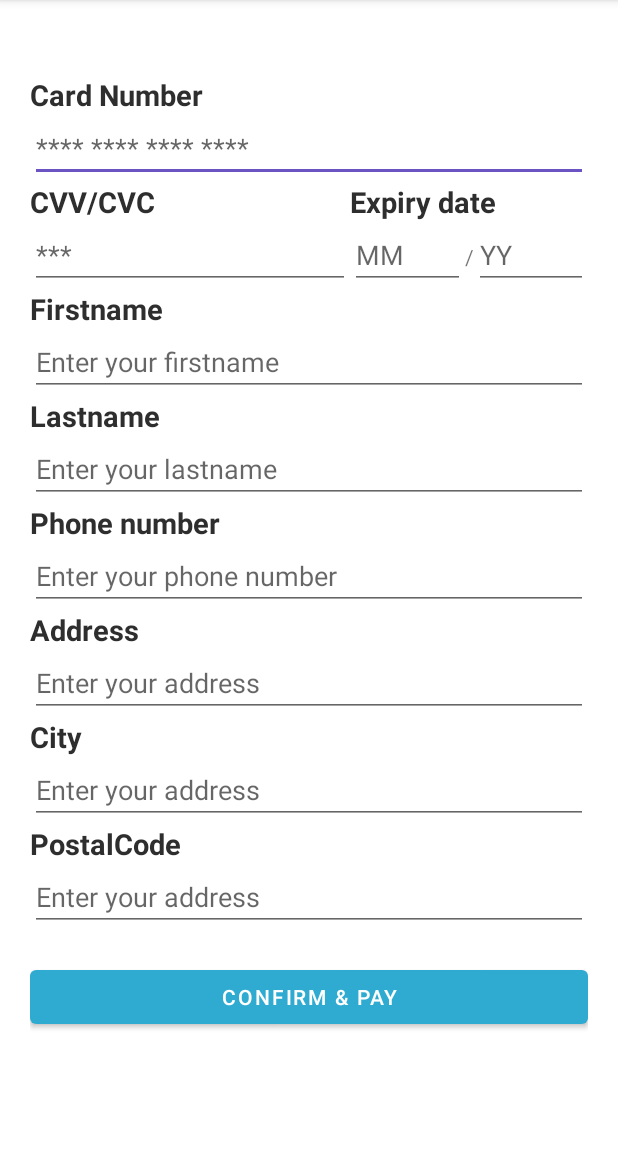
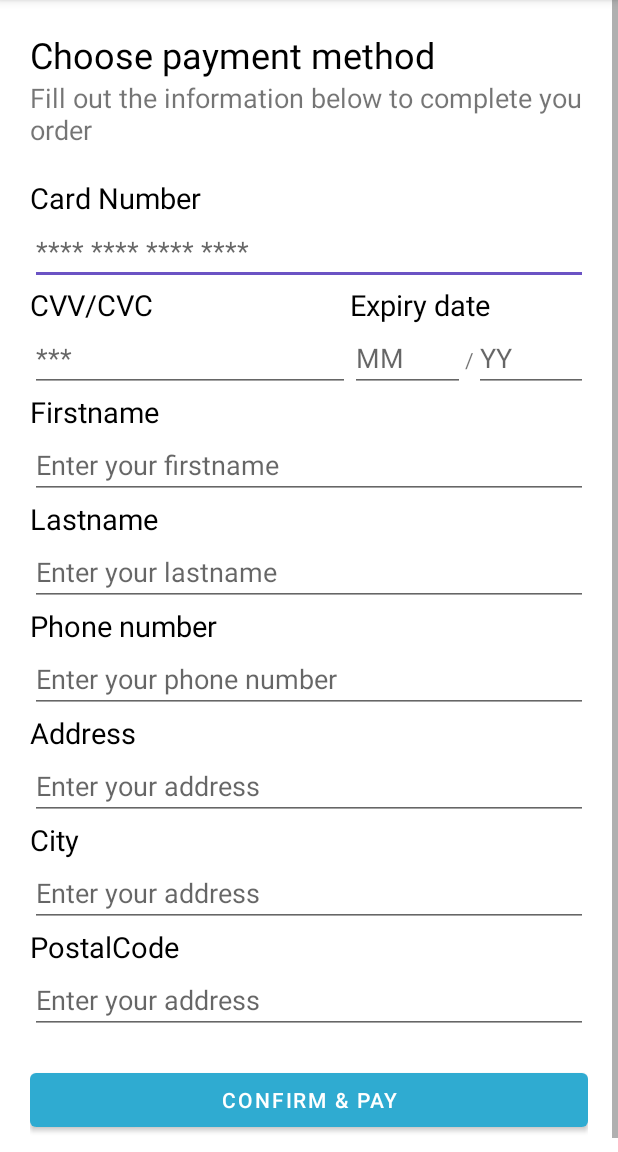
Before and after one commit to jovichenmcintyrecentenial/android_assignment_2, an Android app: the CheckOutActivity screen opened directly, with no data from a screen before it, on a phone screen of 412 x 824 dp, the part 84-1236 px from its top. Run offline under Robolectric (Android 15) with nearby library versions, the phone set to English and light mode, and no system bars.

Commit message:
ui update

```diff
--- a/app/src/main/AndroidManifest.xml
+++ b/app/src/main/AndroidManifest.xml
@@ -9,6 +9,9 @@
         android:roundIcon="@mipmap/ic_launcher_round"
         android:supportsRtl="true"
         android:theme="@style/Theme.JoviChenMcintyre_MAPD711001_Assignment2">
+        <activity
+            android:name=".ConfirmationCheckOutActivity"
+            android:exported="false" />
         <activity
             android:name=".CheckOutActivity"
             android:exported="false" />
--- a/app/src/main/java/com/centennial/jovichenmcintyre_mapd711_001_assignment2/CheckOutActivity.kt
+++ b/app/src/main/java/com/centennial/jovichenmcintyre_mapd711_001_assignment2/CheckOutActivity.kt
@@ -115,6 +115,8 @@ class CheckOutActivity : AppCompatActivity() {
                 checkoutObj.address = address.text.toString()
                 checkoutObj.city = city.text.toString()
                 checkoutObj.postalCode = postalCode.text.toString()
+
+
             }
         }
         //catch  and display user input exception
--- a/app/src/main/res/layout/activity_check_out.xml
+++ b/app/src/main/res/layout/activity_check_out.xml
@@ -1,6 +1,6 @@
 <?xml version="1.0" encoding="utf-8"?>
-<ScrollView xmlns:android="http://schemas.android.com/apk/res/android"
-    xmlns:app="http://schemas.android.com/apk/res-auto"
+<ScrollView
+    xmlns:android="http://schemas.android.com/apk/res/android"
     xmlns:tools="http://schemas.android.com/tools"
     android:layout_width="match_parent"
     android:layout_height="match_parent"
@@ -9,11 +9,21 @@
     <LinearLayout
         android:layout_width="match_parent"
         android:layout_height="wrap_content"
-        android:layout_marginLeft="20dp"
-        android:layout_marginRight="20dp"
+        android:layout_marginLeft="@dimen/page_margin2"
+        android:layout_marginRight="@dimen/page_margin2"
         android:orientation="vertical"
-        android:paddingTop="@dimen/page_margins"
+        android:layout_marginTop="@dimen/bottom_margin_instruction"
         tools:context=".MainActivity">
+
+        <TextView
+            android:text="@string/choose_payment_method"
+            style="@style/main_instructions" />
+
+        <TextView
+            android:text="@string/fill_out_the_information_below_to_complete_you_order"
+            android:layout_marginBottom="@dimen/bottom_margin_instruction"
+            style="@style/sub_instructions" />
+
 
         <TextView
             style="@style/checkout_text_view_style"
--- a/app/src/main/res/values/dimens.xml
+++ b/app/src/main/res/values/dimens.xml
@@ -3,5 +3,6 @@
     <dimen name="bottom_margin_instruction">20dp</dimen>
     <dimen name="page_margins">50dp</dimen>
     <dimen name="labelTextSize">19sp</dimen>
+    <dimen name="page_margin2">20dp</dimen>
 
 </resources>
--- a/app/src/main/res/values/strings.xml
+++ b/app/src/main/res/values/strings.xml
@@ -35,6 +35,10 @@
     <string name="empty_address">Please fill out the address field</string>
     <string name="empty_city">Please fill out the city field</string>
     <string name="empty_postal_code">Please fill out the postal code field</string>
+    <string name="choose_payment_method">Choose payment method</string>
+    <string name="fill_out_the_information_below_to_complete_you_order">Fill out the information below to complete you order</string>
+    <string name="customize_your_device">Customize your device</string>
+    <string name="select_your_phone_specification_by_selecting_options_below">Select your phone specification by selecting options below</string>
     <string-array name="string_of_phone_colors">
         <item>Blue</item>
         <item>Black</item>
--- a/app/src/main/res/values/styles.xml
+++ b/app/src/main/res/values/styles.xml
@@ -9,9 +9,9 @@
     <style name="checkout_text_view_style">
         <item name="android:layout_width">match_parent</item>
         <item name="android:layout_height">wrap_content</item>
-        <item name="android:textColor">@color/main_text_color</item>
+        <item name="android:textColor">@color/black</item>
         <item name="android:textSize">@dimen/labelTextSize</item>
-        <item name="android:textStyle">bold</item>
+        <item name="android:textStyle">normal</item>
     </style>
 
     <style name="edit_text_check_out">
@@ -19,4 +19,19 @@
         <item name="android:layout_height">wrap_content</item>
         <item name="android:ems">10</item>
     </style>
+
+    <style name="main_instructions">
+        <item name="android:layout_height">wrap_content</item>
+        <item name="android:layout_width">match_parent</item>
+        <item name="android:textStyle">normal</item>
+        <item name="android:textColor">@color/black</item>
+        <item name="android:textSize">24sp</item>
+    </style>
+
+    <style name="sub_instructions">
+        <item name="android:layout_height">wrap_content</item>
+        <item name="android:layout_width">match_parent</item>
+        <item name="android:textStyle">normal</item>
+        <item name="android:textSize">18sp</item>
+    </style>
 </resources>
```
Also changed, not shown: app/src/main/java/com/centennial/jovichenmcintyre_mapd711_001_assignment2/ConfirmationCheckOutActivity.kt (added, +11 -0 lines), app/src/main/res/layout/activity_confirmation_check_out.xml (added, +11 -0 lines), app/src/main/res/layout/activity_list_of_phones.xml (+12 -11 lines), app/src/main/res/layout/activity_phone_options_select.xml (+9 -2 lines).
